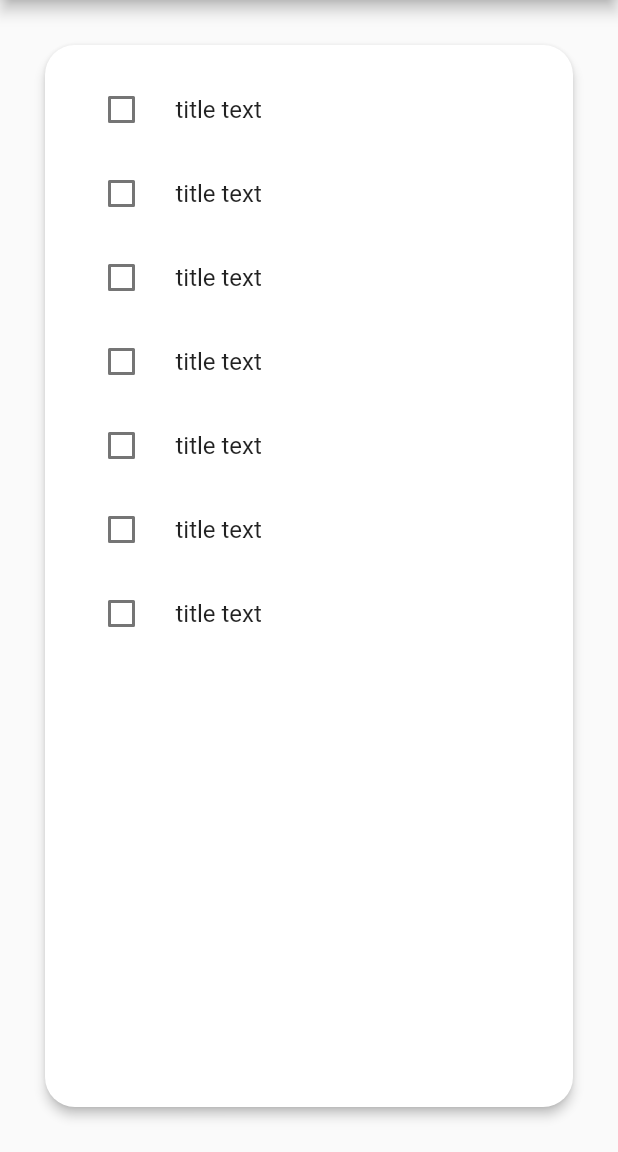
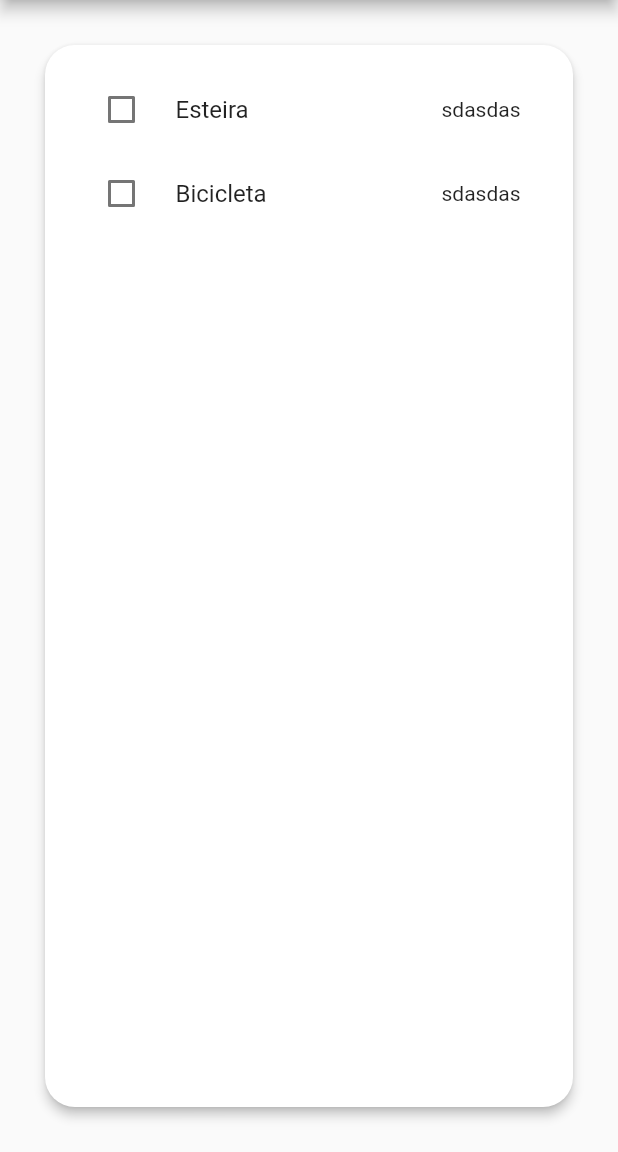
Before and after one commit to rsjulie/treino, a Flutter app: the screen it shows after launch, after a tap on "treino A", on a phone screen of 412 x 824 dp, the part 84-1236 px from its top. Run offline on Flutter 3.47's test engine with Material 2 defaults, Android fonts, the phone set to English and light mode, and no system bars.

Commit message:
correção no ckeckvalue

```diff
--- a/lib/app/modules/treino.dart
+++ b/lib/app/modules/treino.dart
@@ -42,7 +42,7 @@ class Treino extends StatelessWidget {
                 padding: EdgeInsets.symmetric(horizontal: 15, vertical: 20),
                 child: Center(
                     child: Text(
-                  'Treino 2',
+                  'Treino B',
                   style: TextStyle(
                     fontSize: 22,
                   ),
@@ -59,7 +59,7 @@ class Treino extends StatelessWidget {
                 padding: EdgeInsets.symmetric(horizontal: 15, vertical: 20),
                 child: Center(
                     child: Text(
-                  'Treino 3 - aeróbico',
+                  'Treino C - aeróbico',
                   style: TextStyle(
                     fontSize: 22,
                   ),
--- a/lib/app/modules/treino_A.dart
+++ b/lib/app/modules/treino_A.dart
@@ -1,18 +1,29 @@
 import 'dart:developer';
-
 import 'package:flutter/material.dart';
 
 class TreinoA extends StatefulWidget {
   const TreinoA({Key? key}) : super(key: key);
-
   @override
   State<TreinoA> createState() => _TreinoAState();
 }
 
+
+
 class _TreinoAState extends State<TreinoA> {
+  List<String> treinos = [
+  'Esteira',
+  'Bicicleta'
+];
+   List<bool> _isChecked = [];
+   @override
+  void initState() {
+    super.initState();
+    _isChecked = List<bool>.filled(treinos.length, false);
+  }
+
+
   @override
   Widget build(BuildContext context) {
-    bool checkedValue = false;
 
     return Scaffold(
         appBar: AppBar(
@@ -26,25 +37,32 @@ class _TreinoAState extends State<TreinoA> {
           child: Padding(
             padding: const EdgeInsets.all(15),
             child: ListView.builder(
-                itemCount: 7,
+                itemCount: treinos.length,
                 itemBuilder: (context, index) {
-                  return CheckboxListTile(
-                    title: Text(
-                      "title text",
-                      style: checkedValue
-                          ? const TextStyle(
-                              color: Color.fromARGB(255, 212, 212, 212))
-                          : const TextStyle(),
-                    ),
-                    value: checkedValue,
-                    onChanged: (newValue) {
-                      setState(() {
-                        checkedValue = !checkedValue;
-                        log(checkedValue.toString());
-                      });
-                    },
-                    controlAffinity: ListTileControlAffinity
-                        .leading, //  <-- leading Checkbox
+                  return Row(
+                    children: [
+                      Expanded(
+                        child: CheckboxListTile(
+                          title: Text(
+                            treinos[index],
+                            style: _isChecked[index]
+                                ? const TextStyle(
+                                    color: Color.fromARGB(255, 212, 212, 212))
+                                : const TextStyle(),
+                          ),
+                          value: _isChecked[index],
+
+                          onChanged: (val) {
+            setState(
+              () {
+                _isChecked[index] = val!;
+              },);},
+                          controlAffinity: ListTileControlAffinity.leading, //  <-- leading Checkbox
+                        ),
+                      ),
+                      Text('sdasdas'),
+                      SizedBox(width: 20,),
+                    ],
                   );
                 }),
           ),
```
